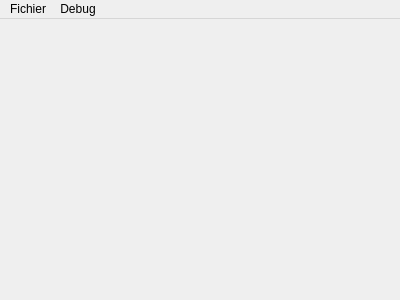
First picture: the form in GUI/Qt/SRC_UI/mainwindow.ui, repository Robilemb/Game-Boy-Emulator, before the edit.
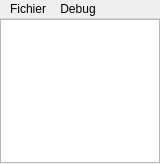
Second picture: the form after the edit.

```diff
--- a/GUI/Qt/SRC_UI/mainwindow.ui
+++ b/GUI/Qt/SRC_UI/mainwindow.ui
@@ -6,21 +6,35 @@
    <rect>
     <x>0</x>
     <y>0</y>
-    <width>400</width>
-    <height>300</height>
+    <width>160</width>
+    <height>164</height>
    </rect>
   </property>
   <property name="windowTitle">
    <string>MainWindow</string>
   </property>
-  <widget class="QWidget" name="centralWidget"/>
+  <widget class="QWidget" name="centralWidget">
+   <widget class="QGraphicsView" name="screen">
+    <property name="geometry">
+     <rect>
+      <x>0</x>
+      <y>0</y>
+      <width>160</width>
+      <height>144</height>
+     </rect>
+    </property>
+    <property name="interactive">
+     <bool>true</bool>
+    </property>
+   </widget>
+  </widget>
   <widget class="QMenuBar" name="menuBar">
    <property name="geometry">
     <rect>
      <x>0</x>
      <y>0</y>
-     <width>400</width>
-     <height>22</height>
+     <width>160</width>
+     <height>20</height>
     </rect>
    </property>
    <widget class="QMenu" name="menuFichier">
```
